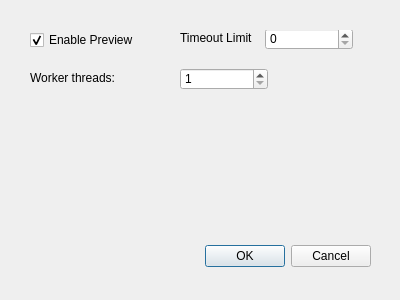
Qt form src/ui/windows/SettingWindow.ui (BRL-CAD/cadventory) before a commit.
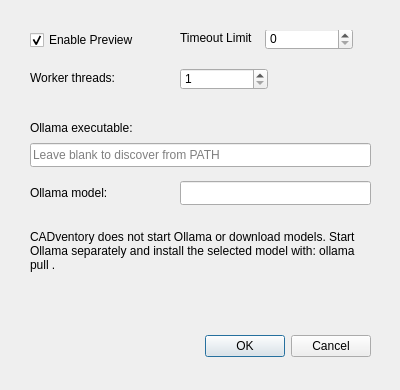
The same form after that commit.

Commit message: re-enable ollama and add GUI configuration for it

What changed in the file:
```diff
--- a/src/ui/windows/SettingWindow.ui
+++ b/src/ui/windows/SettingWindow.ui
@@ -7,7 +7,7 @@
     <x>0</x>
     <y>0</y>
     <width>400</width>
-    <height>300</height>
+    <height>390</height>
    </rect>
   </property>
   <property name="windowTitle">
@@ -17,7 +17,7 @@
    <property name="geometry">
     <rect>
      <x>30</x>
-     <y>240</y>
+     <y>330</y>
      <width>341</width>
      <height>32</height>
     </rect>
@@ -110,6 +110,36 @@
     <number>4096</number>
    </property>
   </widget>
+  <widget class="QLabel" name="ollamaExecutableLabel">
+   <property name="geometry">
+    <rect><x>30</x><y>120</y><width>141</width><height>16</height></rect>
+   </property>
+   <property name="text"><string>Ollama executable:</string></property>
+  </widget>
+  <widget class="QLineEdit" name="ollamaExecutable">
+   <property name="geometry">
+    <rect><x>30</x><y>143</y><width>341</width><height>24</height></rect>
+   </property>
+   <property name="placeholderText"><string>Leave blank to discover from PATH</string></property>
+  </widget>
+  <widget class="QLabel" name="ollamaModelLabel">
+   <property name="geometry">
+    <rect><x>30</x><y>185</y><width>141</width><height>16</height></rect>
+   </property>
+   <property name="text"><string>Ollama model:</string></property>
+  </widget>
+  <widget class="QLineEdit" name="ollamaModel">
+   <property name="geometry">
+    <rect><x>180</x><y>181</y><width>191</width><height>24</height></rect>
+   </property>
+  </widget>
+  <widget class="QLabel" name="ollamaHelpLabel">
+   <property name="geometry">
+    <rect><x>30</x><y>220</y><width>341</width><height>61</height></rect>
+   </property>
+   <property name="wordWrap"><bool>true</bool></property>
+   <property name="text"><string>CADventory does not start Ollama or download models. Start Ollama separately and install the selected model with: ollama pull &lt;model&gt;.</string></property>
+  </widget>
  </widget>
  <resources/>
  <connections>
```
The commit also changes 12 other files.
